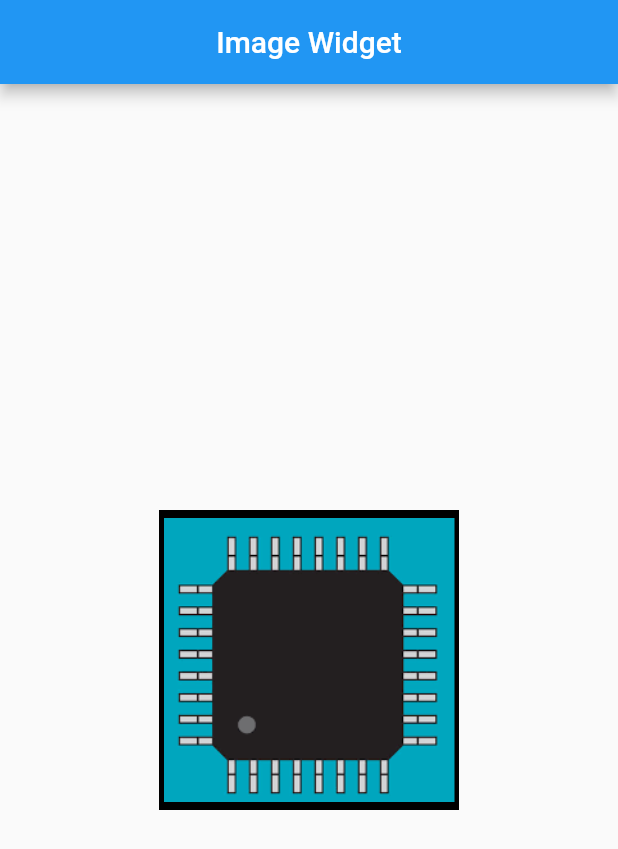
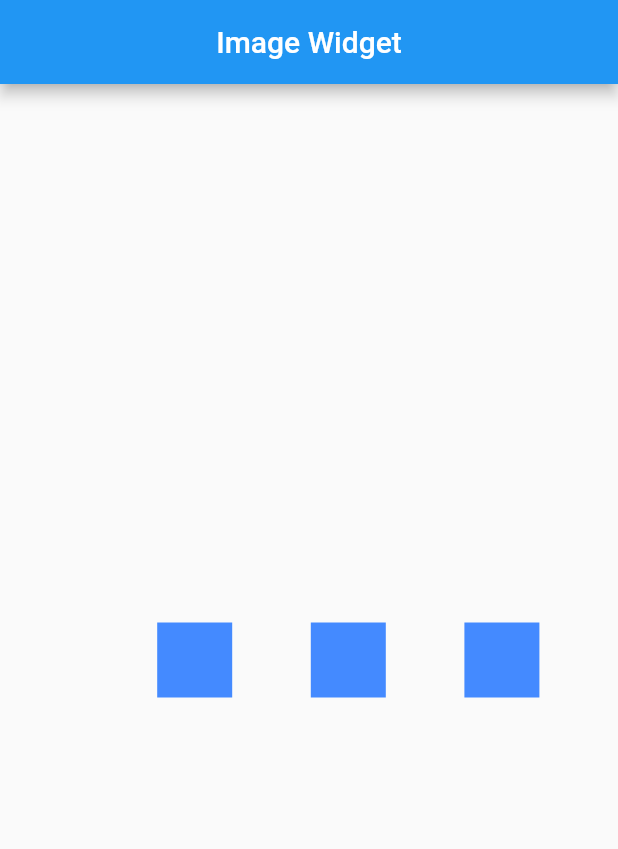
Before and after one commit to AlfonsInfo/Flutter-Learning-Journey, a Flutter app: the screen it shows after launch, on a phone screen of 412 x 824 dp. Shown: the top 849 px of the screen. Run offline on Flutter 3.47's test engine with Material 2 defaults, Android fonts, the phone set to English and light mode, and no system bars.

Commit message:
Spacer Flex

```diff
--- a/lib/main.dart
+++ b/lib/main.dart
@@ -22,19 +22,18 @@ class _MyAppState extends State<MyApp> {
         home: Scaffold(
       appBar: AppBar(title: Center(child: Text("Image Widget"))),
       body: Center(
-          child: Container(
-        color: Colors.black,
-        width: 200,
-        height: 200,
-        padding: EdgeInsets.all(3),
-        child: Image(
-            image: AssetImage(
-                "assets/logo.png"),
-                // "https://img-highend.okezone.com/okz/900/pictureArticle/images_7x4W68RJ_59k0HO.jpg"),
-                fit:BoxFit.contain, repeat: ImageRepeat.repeatX,
-                ), //Network Image sabi juga
-      )),
-    ));
+        child: Row(children: [
+          Spacer(flex: 2,),
+          Container(width: 50, height: 50, color: Colors.blueAccent),
+          Spacer(),
+          Container(width: 50, height: 50, color: Colors.blueAccent),
+          Spacer(),
+          Container(width: 50, height: 50, color: Colors.blueAccent),
+          Spacer(),
+        ]),
+      ),
+        )
+    );
   }
 }
 //STL -> Shortcut stateless widget.
```
